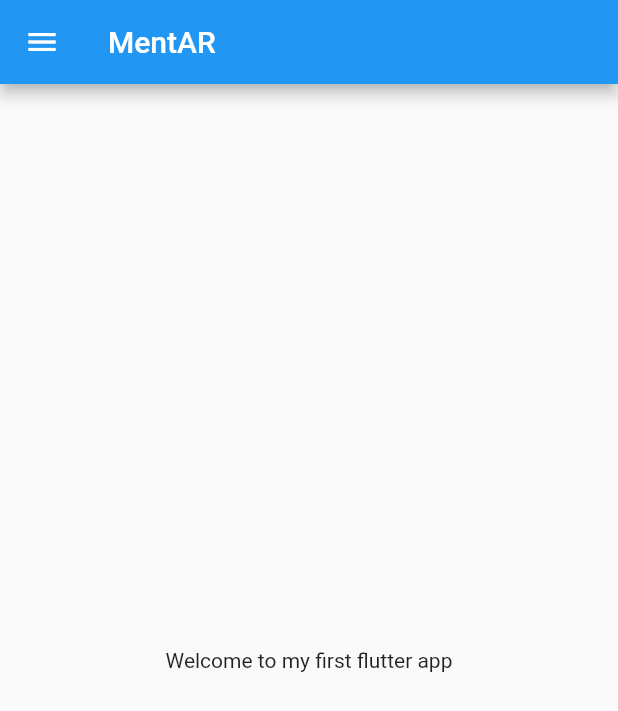
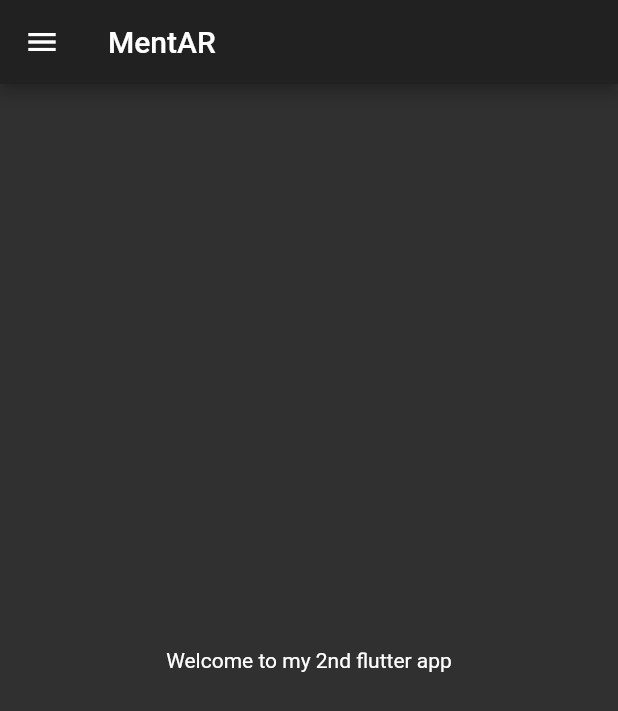
Before and after one commit to nileshgarg0023/30_days_of_flutter, a Flutter app: the screen it shows after launch, on a phone screen of 412 x 824 dp. Shown: the top 711 px of the screen. Run offline on Flutter 3.47's test engine with Material 2 defaults, Android fonts, the phone set to English and light mode, and no system bars.

Commit message:
new commit

```diff
--- a/lib/main.dart
+++ b/lib/main.dart
@@ -1,6 +1,6 @@
 import 'package:flutter/material.dart';
 
-import 'home_page.dart';
+import 'pages/home_page.dart';
 
 void main() {
   runApp(MyApp());
@@ -11,6 +11,11 @@ class MyApp extends StatelessWidget {
   Widget build(BuildContext context) {
     return MaterialApp(
       home: HomePage(),
+      themeMode: ThemeMode.dark,
+      theme: ThemeData(primarySwatch: Colors.green),
+      darkTheme: ThemeData(brightness: Brightness.dark),
     );
   }
 }
+
+// https://youtu.be/j-LOab_PzzU?t=3982
--- a/lib/home_page.dart
+++ b/lib/pages/home_page.dart
@@ -9,7 +9,7 @@ class HomePage extends StatelessWidget {
       ),
       body: Center(
         child: Container(
-          child: Text("Welcome to my first flutter app"),
+          child: Text("Welcome to my 2nd flutter app"),
         ),
       ),
       drawer: Drawer(),
```
